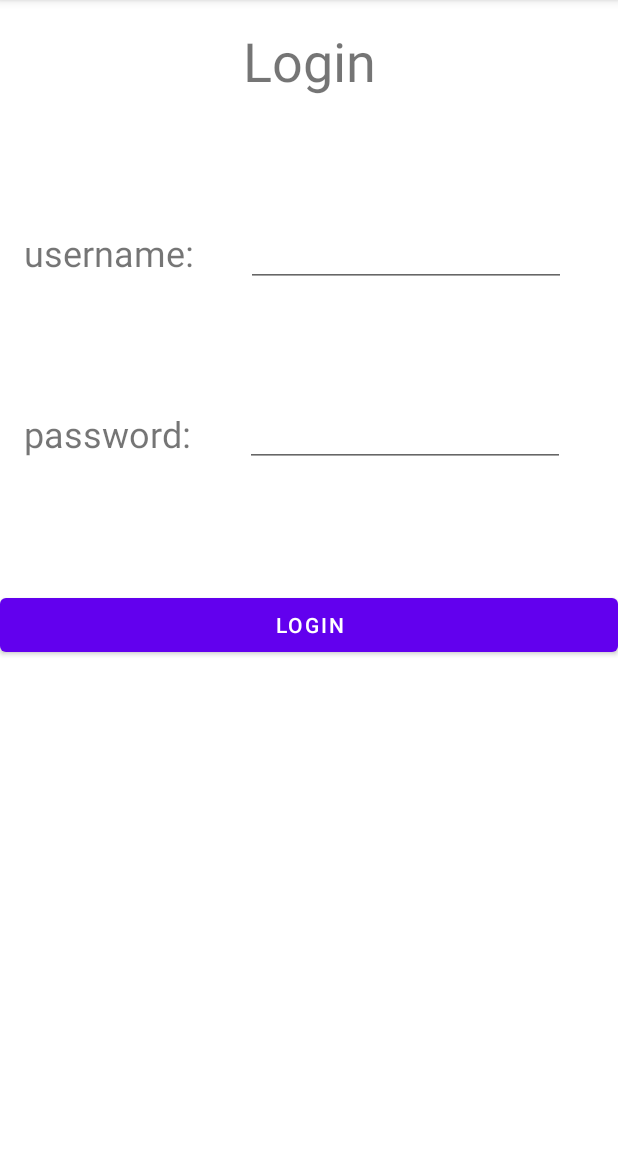
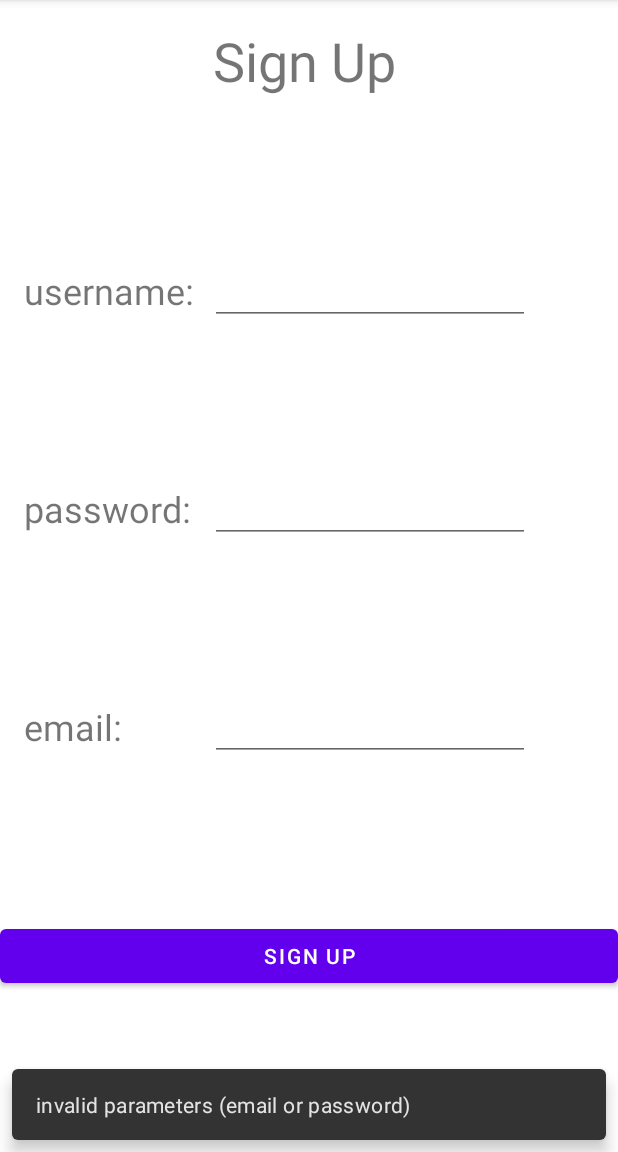
Before and after one commit to ytr100/AndroidProject, an Android app: the signup screen opened through its navigation route, after a tap on "SIGN UP", on a phone screen of 412 x 824 dp, the part 84-1236 px from its top. Run offline under Robolectric (Android 15) with nearby library versions, the phone set to English and light mode, and no system bars; our stand-ins replace Firebase (no records; nobody signed in at launch, a user with empty details on screens opened directly).

Commit message:
changing model + autentication on login and signup done

```diff
--- a/app/build.gradle
+++ b/app/build.gradle
@@ -11,6 +11,7 @@ android {
     defaultConfig {
         applicationId "com.example.androidproject"
         minSdkVersion 19
+        multiDexEnabled true
         targetSdkVersion 30
         versionCode 1
         versionName "1.0"
@@ -69,5 +70,6 @@ dependencies {
     implementation 'com.google.firebase:firebase-auth'
     implementation 'com.google.firebase:firebase-firestore'
     implementation 'com.google.firebase:firebase-storage:19.2.0'
+    implementation 'com.android.support:multidex:1.0.3'
 
 }
--- a/app/src/main/AndroidManifest.xml
+++ b/app/src/main/AndroidManifest.xml
@@ -2,7 +2,7 @@
 <manifest xmlns:android="http://schemas.android.com/apk/res/android"
     package="com.example.androidproject">
 
-    <application
+    <application android:name = "com.example.androidproject.MyApplication"
         android:allowBackup="true"
         android:icon="@mipmap/ic_launcher"
         android:label="@string/app_name"
--- a/app/src/main/java/com/example/androidproject/MainActivity.java
+++ b/app/src/main/java/com/example/androidproject/MainActivity.java
@@ -1,10 +1,8 @@
 package com.example.androidproject;
 
 import androidx.appcompat.app.AppCompatActivity;
-import androidx.navigation.Navigation;
 
 import android.os.Bundle;
-import android.widget.Button;
 
 public class MainActivity extends AppCompatActivity {
 
@@ -12,6 +10,5 @@ public class MainActivity extends AppCompatActivity {
     protected void onCreate(Bundle savedInstanceState) {
         super.onCreate(savedInstanceState);
         setContentView(R.layout.activity_main);
-
     }
 }
--- a/app/src/main/java/com/example/androidproject/Models/AppLocalDB.java
+++ b/app/src/main/java/com/example/androidproject/Models/AppLocalDB.java
@@ -6,7 +6,7 @@ import androidx.room.RoomDatabase;
 
 import com.example.androidproject.MyApplication;
 
-@Database(entities = {User.class, Post.class, Comment.class}, version = 1)
+@Database(entities = {User.class, Post.class, Comment.class}, version = 3)
 abstract class AppLocalDbRepository extends RoomDatabase {
     public abstract UserDao userDao();
 
--- a/app/src/main/java/com/example/androidproject/Models/Model.java
+++ b/app/src/main/java/com/example/androidproject/Models/Model.java
@@ -5,9 +5,7 @@ import android.graphics.Bitmap;
 import androidx.lifecycle.LiveData;
 import androidx.lifecycle.MutableLiveData;
 
-import com.google.firebase.auth.FirebaseAuth;
 
-import java.util.LinkedList;
 import java.util.List;
 import java.util.concurrent.ExecutorService;
 import java.util.concurrent.Executors;
@@ -36,12 +34,12 @@ public class Model {
         ModelFirebase.signOutUser();
     }
 
-    public static void signUpUser(String username, String password, ModelFirebase.onAuthenticationResult onComplete) {
-        ModelFirebase.signUpUser(username, password, onComplete);
+    public static void signUpUser(String email, String password, ModelFirebase.onAuthenticationResult onComplete, ModelFirebase.onAuthenticationResult onError) {
+        ModelFirebase.signUpUser(email, password, onComplete, onError);
     }
 
-    public static void signInUser(String username, String password, ModelFirebase.onAuthenticationResult onComplete) {
-        ModelFirebase.signInUser(username, password, onComplete);
+    public static void signInUser(String email, String password, ModelFirebase.onAuthenticationResult onComplete, ModelFirebase.onAuthenticationResult onError) {
+        ModelFirebase.signInUser(email, password, onComplete, onError);
     }
 
     public LiveData<List<User>> getAllUsers() {
--- a/app/src/main/java/com/example/androidproject/Models/User.java
+++ b/app/src/main/java/com/example/androidproject/Models/User.java
@@ -35,7 +35,7 @@ public class User {
     public static void setLocal_lastUpdated(Long ts) {
         SharedPreferences.Editor editor = MyApplication.context.getSharedPreferences("TAG", Context.MODE_PRIVATE).edit();
         editor.putLong(LOCAL_LAST_UPDATED, ts);
-        editor.commit();
+        editor.apply();
     }
 
     public static Long getLocal_lastUpdated() {
--- a/app/src/main/java/com/example/androidproject/HomeFragment.java
+++ b/app/src/main/java/com/example/androidproject/UI/HomeFragment.java
@@ -1,4 +1,4 @@
-package com.example.androidproject;
+package com.example.androidproject.UI;
 
 import android.os.Bundle;
 
@@ -9,6 +9,8 @@ import android.view.LayoutInflater;
 import android.view.View;
 import android.view.ViewGroup;
 import android.widget.Button;
+
+import com.example.androidproject.R;
 
 /**
  * A simple {@link Fragment} subclass.
--- /dev/null
+++ b/app/src/main/java/com/example/androidproject/UI/signup.java
@@ -0,0 +1,42 @@
+package com.example.androidproject.UI;
+
+import android.os.Bundle;
+
+import androidx.fragment.app.Fragment;
+import androidx.navigation.Navigation;
+
+import android.view.LayoutInflater;
+import android.view.View;
+import android.view.ViewGroup;
+import android.widget.Button;
+import android.widget.EditText;
+
+import com.example.androidproject.Models.Model;
+import com.example.androidproject.R;
+import com.google.android.material.snackbar.Snackbar;
+
+import java.util.concurrent.atomic.AtomicBoolean;
+
+public class signup extends Fragment {
+
+    @Override
+    public View onCreateView(LayoutInflater inflater, ViewGroup container,
+                             Bundle savedInstanceState) {
+        // Inflate the layout for this fragment
+        View view = inflater.inflate(R.layout.fragment_signup, container, false);
+
+        EditText username = view.findViewById(R.id.signup_username);
+        EditText email = view.findViewById(R.id.signup_email);
+        EditText password = view.findViewById(R.id.signup_password);
+        Button btn = view.findViewById(R.id.signup_btn);
+
+        btn.setOnClickListener(v -> Model.signUpUser(email.getText().toString(), password.getText().toString(), m -> {
+                    Snackbar.make(view, "email is good", 5 * 1000).show();
+                    Navigation.findNavController(view).navigate(R.id.action_signup_to_login);
+                },
+                m -> Snackbar.make(view, "invalid parameters (email or password)", 5 * 1000).show()));
+
+        return view;
+    }
+
+}
--- a/app/src/main/java/com/example/androidproject/login.java
+++ /dev/null
@@ -1,64 +0,0 @@
-package com.example.androidproject;
-
-import android.os.Bundle;
-
-import androidx.fragment.app.Fragment;
-
-import android.view.LayoutInflater;
-import android.view.View;
-import android.view.ViewGroup;
-
-/**
- * A simple {@link Fragment} subclass.
- * Use the {@link login#newInstance} factory method to
- * create an instance of this fragment.
- */
-public class login extends Fragment {
-
-    // TODO: Rename parameter arguments, choose names that match
-    // the fragment initialization parameters, e.g. ARG_ITEM_NUMBER
-    private static final String ARG_PARAM1 = "param1";
-    private static final String ARG_PARAM2 = "param2";
-
-    // TODO: Rename and change types of parameters
-    private String mParam1;
-    private String mParam2;
-
-    public login() {
-        // Required empty public constructor
-    }
-
-    /**
-     * Use this factory method to create a new instance of
-     * this fragment using the provided parameters.
-     *
-     * @param param1 Parameter 1.
-     * @param param2 Parameter 2.
-     * @return A new instance of fragment login.
-     */
-    // TODO: Rename and change types and number of parameters
-    public static login newInstance(String param1, String param2) {
-        login fragment = new login();
-        Bundle args = new Bundle();
-        args.putString(ARG_PARAM1, param1);
-        args.putString(ARG_PARAM2, param2);
-        fragment.setArguments(args);
-        return fragment;
-    }
-
-    @Override
-    public void onCreate(Bundle savedInstanceState) {
-        super.onCreate(savedInstanceState);
-        if (getArguments() != null) {
-            mParam1 = getArguments().getString(ARG_PARAM1);
-            mParam2 = getArguments().getString(ARG_PARAM2);
-        }
-    }
-
-    @Override
-    public View onCreateView(LayoutInflater inflater, ViewGroup container,
-                             Bundle savedInstanceState) {
-        // Inflate the layout for this fragment
-        return inflater.inflate(R.layout.fragment_login, container, false);
-    }
-}
--- a/app/src/main/java/com/example/androidproject/signup.java
+++ /dev/null
@@ -1,69 +0,0 @@
-package com.example.androidproject;
-
-import android.os.Bundle;
-
-import androidx.fragment.app.Fragment;
-import androidx.navigation.Navigation;
-
-import android.view.LayoutInflater;
-import android.view.View;
-import android.view.ViewGroup;
-import android.widget.Button;
-
-/**
- * A simple {@link Fragment} subclass.
- * Use the {@link signup#newInstance} factory method to
- * create an instance of this fragment.
- */
-public class signup extends Fragment {
-
-    // TODO: Rename parameter arguments, choose names that match
-    // the fragment initialization parameters, e.g. ARG_ITEM_NUMBER
-    private static final String ARG_PARAM1 = "param1";
-    private static final String ARG_PARAM2 = "param2";
-
-    // TODO: Rename and change types of parameters
-    private String mParam1;
-    private String mParam2;
-
-    public signup() {
-        // Required empty public constructor
-    }
-
-    /**
-     * Use this factory method to create a new instance of
-     * this fragment using the provided parameters.
-     *
-     * @param param1 Parameter 1.
-     * @param param2 Parameter 2.
-     * @return A new instance of fragment signup.
-     */
-    // TODO: Rename and change types and number of parameters
-    public static signup newInstance(String param1, String param2) {
-        signup fragment = new signup();
-        Bundle args = new Bundle();
-        args.putString(ARG_PARAM1, param1);
-        args.putString(ARG_PARAM2, param2);
-        fragment.setArguments(args);
-        return fragment;
-    }
-
-    @Override
-    public void onCreate(Bundle savedInstanceState) {
-        super.onCreate(savedInstanceState);
-        if (getArguments() != null) {
-            mParam1 = getArguments().getString(ARG_PARAM1);
-            mParam2 = getArguments().getString(ARG_PARAM2);
-        }
-    }
-
-    @Override
-    public View onCreateView(LayoutInflater inflater, ViewGroup container,
-                             Bundle savedInstanceState) {
-        // Inflate the layout for this fragment
-        View view = inflater.inflate(R.layout.fragment_signup, container, false);
-        Button btn = view.findViewById(R.id.signup_btn);
-        btn.setOnClickListener(Navigation.createNavigateOnClickListener(R.id.action_signup_to_login));
-        return view;
-    }
-}
--- a/app/src/main/res/layout/fragment_home.xml
+++ b/app/src/main/res/layout/fragment_home.xml
@@ -4,7 +4,7 @@
     xmlns:tools="http://schemas.android.com/tools"
     android:layout_width="match_parent"
     android:layout_height="match_parent"
-    tools:context=".HomeFragment">
+    tools:context=".UI.HomeFragment">
 
     <LinearLayout
         android:layout_width="match_parent"
--- a/app/src/main/res/layout/fragment_login.xml
+++ b/app/src/main/res/layout/fragment_login.xml
@@ -4,7 +4,7 @@
     xmlns:tools="http://schemas.android.com/tools"
     android:layout_width="match_parent"
     android:layout_height="match_parent"
-    tools:context=".login">
+    tools:context=".UI.login">
 
     <TextView
         android:id="@+id/textView"
@@ -22,7 +22,7 @@
         android:layout_width="wrap_content"
         android:layout_height="wrap_content"
         android:layout_marginStart="16dp"
-        android:text="username:"
+        android:text="email:"
         android:textSize="24sp"
         app:layout_constraintBottom_toTopOf="@+id/login_tv_2"
         app:layout_constraintStart_toStartOf="parent"
@@ -50,7 +50,7 @@
         app:layout_constraintTop_toBottomOf="@+id/textView" />
 
     <EditText
-        android:id="@+id/login_username"
+        android:id="@+id/login_email"
         android:layout_width="wrap_content"
         android:layout_height="wrap_content"
         android:ems="10"
--- a/app/src/main/res/layout/fragment_signup.xml
+++ b/app/src/main/res/layout/fragment_signup.xml
@@ -4,7 +4,7 @@
     xmlns:tools="http://schemas.android.com/tools"
     android:layout_width="match_parent"
     android:layout_height="match_parent"
-    tools:context=".signup">
+    tools:context=".UI.signup">
 
     <!-- TODO: Update blank fragment layout -->
 
--- a/app/src/main/res/navigation/login_navigation.xml
+++ b/app/src/main/res/navigation/login_navigation.xml
@@ -7,7 +7,7 @@
 
     <fragment
         android:id="@+id/signup"
-        android:name="com.example.androidproject.signup"
+        android:name="com.example.androidproject.UI.signup"
         android:label="fragment_signup"
         tools:layout="@layout/fragment_signup" >
         <action
@@ -17,7 +17,7 @@
     </fragment>
     <fragment
         android:id="@+id/HomeFragment"
-        android:name="com.example.androidproject.HomeFragment"
+        android:name="com.example.androidproject.UI.HomeFragment"
         android:label="fragment_blank"
         tools:layout="@layout/fragment_home" >
         <action
@@ -29,7 +29,7 @@
     </fragment>
     <fragment
         android:id="@+id/login"
-        android:name="com.example.androidproject.login"
+        android:name="com.example.androidproject.UI.login"
         android:label="fragment_login"
         tools:layout="@layout/fragment_login" />
 </navigation>
```
Also changed, not shown: app/src/main/java/com/example/androidproject/Models/Comment.java (+22 -2 lines), app/src/main/java/com/example/androidproject/Models/ModelFirebase.java (+20 -15 lines), app/src/main/java/com/example/androidproject/Models/Post.java (+6 -2 lines), app/src/main/java/com/example/androidproject/UI/login.java (added, +36 -0 lines), 3 other files.
